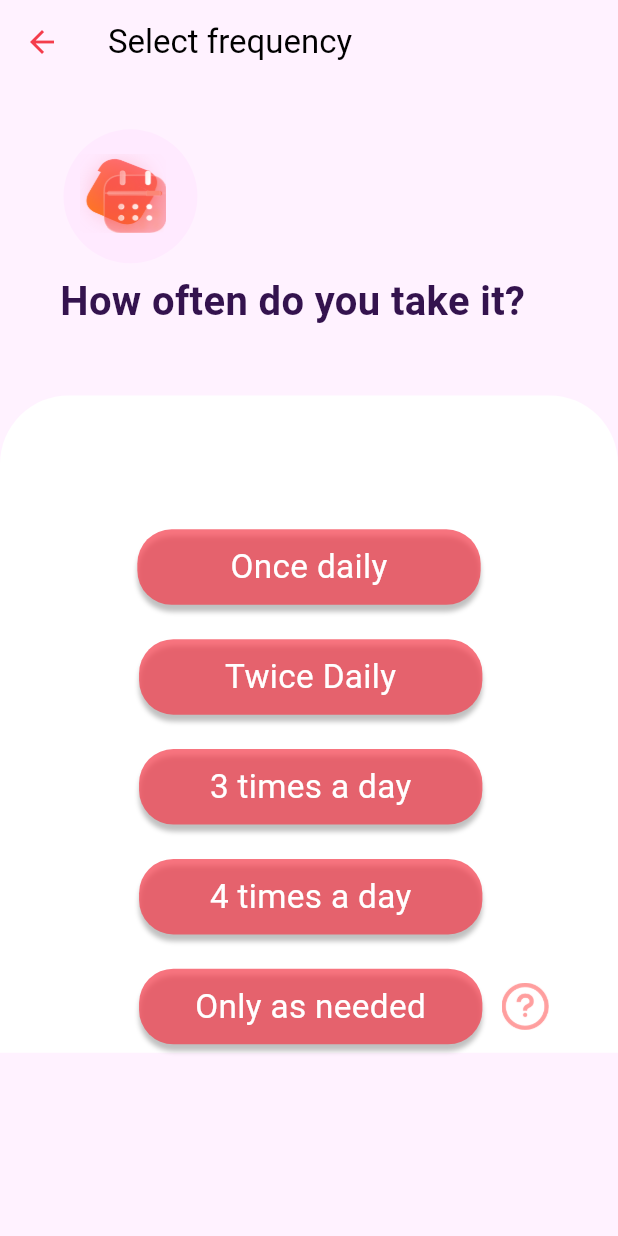
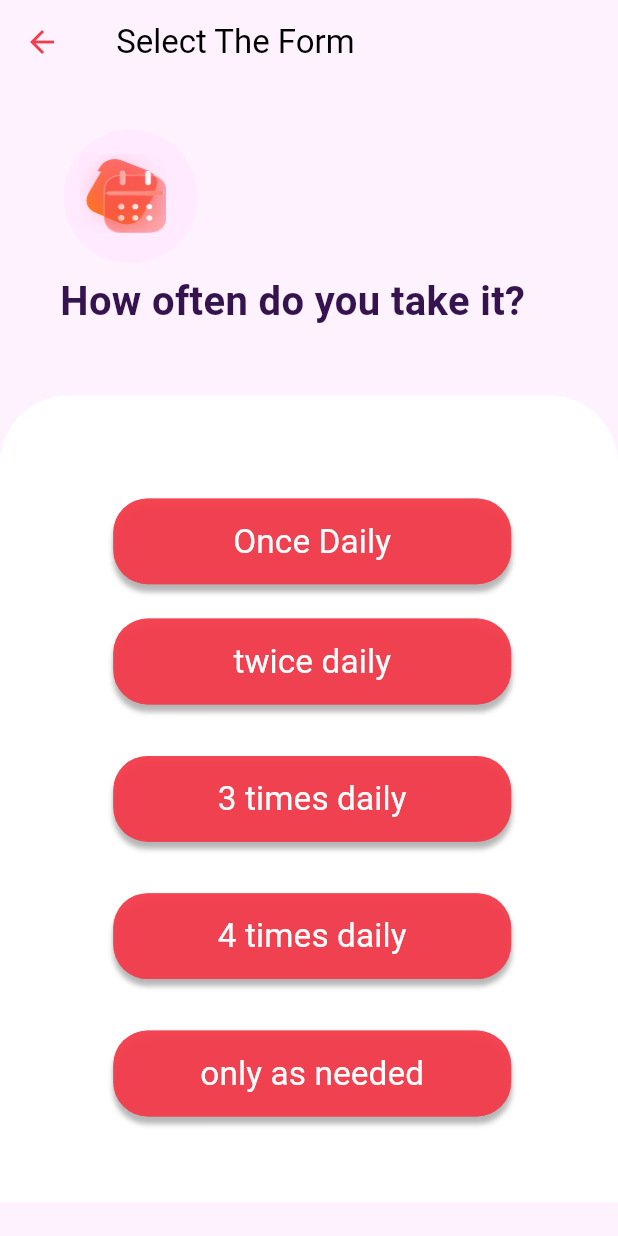
Before and after one commit to Alaeddineath/dawini, a Flutter app: the AddFrequency screen opened by its route, on a phone screen of 412 x 824 dp. Run offline on Flutter 3.47's test engine with Material 3 defaults, Android fonts, the light colour scheme and no system bars; our stand-ins replace google_fonts.

Commit message:
add-frequency & add-name updates

```diff
--- a/lib/main.dart
+++ b/lib/main.dart
@@ -30,7 +30,7 @@ class Dawini extends StatelessWidget {
       initialRoute: '/home-page',
       routes: {
         '/add-form': (context) => AddForm(medecine: Medecine()),
-        '/add-frequency': (context) => AddFrequency(),
+        '/add-frequency': (context) => AddFrequency(medecine: Medecine()),
         '/add-name': (context) => AddName(medecine: Medecine()),
         '/add-schedule': (context) => AddSchedule(),
         '/add-time': (context) => AddTime(),
--- a/lib/screens/add-frequency.dart
+++ b/lib/screens/add-frequency.dart
@@ -1,6 +1,18 @@
 import 'package:flutter/material.dart';
 import '../medecine.dart';
-class AddFrequency extends StatelessWidget {
+
+class AddFrequency extends StatefulWidget {
+  final Medecine medecine;
+
+  AddFrequency({required this.medecine});
+
+  @override
+  _AddFrequencyState createState() => _AddFrequencyState();
+}
+
+class _AddFrequencyState extends State<AddFrequency> {
+  late String frequency;
+
   @override
   Widget build(BuildContext context) {
     double baseWidth = 360;
@@ -9,7 +21,7 @@ class AddFrequency extends StatelessWidget {
     return Scaffold(
       appBar: AppBar(
         title: const Text(
-          'Select frequency',
+          ' Select The Form',
           style: TextStyle(color: Colors.black),
         ),
         backgroundColor: Color(0xfffff2ff),
@@ -20,7 +32,7 @@ class AddFrequency extends StatelessWidget {
         child: Container(
           // addfrequencyAK6 (14:43)
           width: double.infinity,
-        decoration: const BoxDecoration (
+          decoration: const BoxDecoration(
             color: Color(0xfffff2ff),
           ),
           child: Column(
@@ -28,31 +40,35 @@ class AddFrequency extends StatelessWidget {
             children: [
               Container(
                 // autogrouppdq8dyN (H8xwywpWPvfiEEQDRUPdQ8)
-              padding: EdgeInsets.fromLTRB(25.69*fem, 26.43*fem, 43*fem, 41*fem),
+                padding: EdgeInsets.fromLTRB(
+                    25.69 * fem, 26.43 * fem, 43 * fem, 41 * fem),
                 width: double.infinity,
                 child: Column(
                   crossAxisAlignment: CrossAxisAlignment.start,
                   children: [
                     Container(
                       // autogroupqge8s72 (H8xvwZPTfEdo4v5B7zQGe8)
-                    margin: EdgeInsets.fromLTRB(11.31*fem, 0*fem, 0*fem, 8*fem),
-                    padding: EdgeInsets.fromLTRB(5.72*fem, 10.83*fem, 5.72*fem, 14*fem),
-                    width: 78*fem,
-                    decoration: BoxDecoration (
+                      margin: EdgeInsets.fromLTRB(
+                          11.31 * fem, 0 * fem, 0 * fem, 8 * fem),
+                      padding: EdgeInsets.fromLTRB(
+                          5.72 * fem, 10.83 * fem, 5.72 * fem, 14 * fem),
+                      width: 78 * fem,
+                      decoration: BoxDecoration(
                         color: Color(0xafffe6ff),
-                      borderRadius: BorderRadius.circular(39*fem),
+                        borderRadius: BorderRadius.circular(39 * fem),
                       ),
                       child: Center(
                         // iconlyglasscalendarAbv (14:51)
                         child: SizedBox(
-                        width: 58.28*fem,
-                        height: 53.17*fem,
+                          width: 58.28 * fem,
+                          height: 53.17 * fem,
                           child: Container(
-                          margin: EdgeInsets.fromLTRB(0*fem, 0*fem, 8.28*fem, 0*fem),
+                            margin: EdgeInsets.fromLTRB(
+                                0 * fem, 0 * fem, 8.28 * fem, 0 * fem),
                             child: Image.asset(
                               'assets/page-1/images/iconly-glass-calendar-YZS.png',
-                            width: 58.28*fem,
-                            height: 53.17*fem,
+                              width: 58.28 * fem,
+                              height: 53.17 * fem,
                             ),
                           ),
                         ),
@@ -60,13 +76,14 @@ class AddFrequency extends StatelessWidget {
                     ),
                     Container(
                       // howoftendoyoutakeitqxx (14:49)
-                    margin: EdgeInsets.fromLTRB(9.31*fem, 0*fem, 0*fem, 0*fem),
+                      margin: EdgeInsets.fromLTRB(
+                          9.31 * fem, 0 * fem, 0 * fem, 0 * fem),
                       child: Text(
                         'How often do you take it?',
-                      style: TextStyle (
-                        fontSize: 24*ffem,
+                        style: TextStyle(
+                          fontSize: 24 * ffem,
                           fontWeight: FontWeight.w700,
-                        height: 1.245*ffem/fem,
+                          height: 1.245 * ffem / fem,
                           color: Color(0xff34134e),
                         ),
                       ),
@@ -76,202 +93,273 @@ class AddFrequency extends StatelessWidget {
               ),
               Container(
                 // autogroup4bfj9Cx (H8xw6JdtTREUNGKw484BFJ)
-              padding: EdgeInsets.fromLTRB(80*fem, 78*fem, 40.25*fem, 5*fem),
+                padding: EdgeInsets.fromLTRB(
+                    50 * fem, 60 * fem, 40.25 * fem, 50 * fem),
                 width: double.infinity,
-              decoration: BoxDecoration (
+                decoration: BoxDecoration(
                   color: Color(0xffffffff),
-                borderRadius: BorderRadius.only (
-                  topLeft: Radius.circular(40*fem),
-                  topRight: Radius.circular(40*fem),
+                  borderRadius: BorderRadius.only(
+                    topLeft: Radius.circular(40 * fem),
+                    topRight: Radius.circular(40 * fem),
                   ),
                 ),
                 child: Column(
                   crossAxisAlignment: CrossAxisAlignment.center,
                   children: [
                     Container(
-                    // autogroupheuaEEQ (H8xwHt8vuCkMqeinNkheua)
-                    margin: EdgeInsets.fromLTRB(0*fem, 0*fem, 39.75*fem, 0*fem),
-                    width: 200*fem,
-                    height: 44*fem,
-                    decoration: BoxDecoration (
-                      color: Color(0xb7f43d4c),
-                      borderRadius: BorderRadius.circular(20*fem),
+                        // autogrouprbacdoA (H8xu7cRzhY5UMmgAqsrbac)
+                        margin: EdgeInsets.fromLTRB(
+                            16 * fem, 0 * fem, 22 * fem, 0 * fem),
+                        width: double.infinity,
+                        height: 50 * fem,
+                        decoration: BoxDecoration(
+                          color: Color(0xccf43d4c),
+                          borderRadius: BorderRadius.circular(20 * fem),
                           boxShadow: [
                             BoxShadow(
                               color: Color(0x3f000000),
-                          offset: Offset(0*fem, 4*fem),
-                          blurRadius: 2*fem,
+                              offset: Offset(0 * fem, 4 * fem),
+                              blurRadius: 2 * fem,
                             ),
                           ],
                         ),
-                    child: Center(
+                        child: ElevatedButton(
+                          onPressed: () {
+                            setState(() {
+                              frequency = 'Once';
+                            });
+                            widget.medecine.frequency = frequency;
+                            Navigator.pushNamed(context, '/add-time',
+                                arguments: widget.medecine);
+                          },
+                          style: ElevatedButton.styleFrom(
+                            padding: const EdgeInsets.symmetric(
+                                vertical: 15, horizontal: 20),
+                            backgroundColor: Color(0xccf43d4c),
+                            shape: RoundedRectangleBorder(
+                              borderRadius: BorderRadius.circular(20 * fem),
+                            ),
+                            shadowColor: Color(0x3f000000),
+                            elevation: 2 * fem,
+                          ),
                           child: Text(
-                        'Once daily',
+                            'Once Daily',
                             textAlign: TextAlign.center,
-                        style: TextStyle (
-                          fontSize: 20*ffem,
+                            style: TextStyle(
+                              fontSize: 20 * ffem,
                               fontWeight: FontWeight.w400,
-                          height: 1.245*ffem/fem,
-                          color: Color(0xffffffff),
+                              height: 1.245 * ffem / fem,
+                              color: Color(0xfffffefe),
                             ),
                           ),
-                    ),
-                  ),
+                        )),
                     SizedBox(
-                    height: 20*fem,
+                      height: 20 * fem,
                     ),
                     Container(
-                    // autogroupjonueJ8 (H8xwNJBEwXMYHXpaJbJonU)
-                    margin: EdgeInsets.fromLTRB(0*fem, 0*fem, 37.75*fem, 0*fem),
-                    width: 200*fem,
-                    height: 44*fem,
-                    decoration: BoxDecoration (
-                      color: Color(0xb7f43d4c),
-                      borderRadius: BorderRadius.circular(20*fem),
+                        // autogrouprbacdoA (H8xu7cRzhY5UMmgAqsrbac)
+                        margin: EdgeInsets.fromLTRB(
+                            16 * fem, 0 * fem, 22 * fem, 0 * fem),
+                        width: double.infinity,
+                        height: 50 * fem,
+                        decoration: BoxDecoration(
+                          color: Color(0xccf43d4c),
+                          borderRadius: BorderRadius.circular(20 * fem),
                           boxShadow: [
                             BoxShadow(
                               color: Color(0x3f000000),
-                          offset: Offset(0*fem, 4*fem),
-                          blurRadius: 2*fem,
+                              offset: Offset(0 * fem, 4 * fem),
+                              blurRadius: 2 * fem,
                             ),
                           ],
                         ),
-                    child: Center(
+                        child: ElevatedButton(
+                          onPressed: () {
+                            setState(() {
+                              frequency = 'twice';
+                            });
+                            widget.medecine.form = frequency;
+                            Navigator.pushNamed(context, '/add-time',
+                                arguments: widget.medecine);
+                          },
+                          style: ElevatedButton.styleFrom(
+                            padding: const EdgeInsets.symmetric(
+                                vertical: 15, horizontal: 20),
+                            backgroundColor: Color(0xccf43d4c),
+                            shape: RoundedRectangleBorder(
+                              borderRadius: BorderRadius.circular(20 * fem),
+                            ),
+                            shadowColor: Color(0x3f000000),
+                            elevation: 2 * fem,
+                          ),
                           child: Text(
-                        'Twice Daily',
+                            'twice daily',
                             textAlign: TextAlign.center,
-                        style: TextStyle (
-                          fontSize: 20*ffem,
+                            style: TextStyle(
+                              fontSize: 20 * ffem,
                               fontWeight: FontWeight.w400,
-                          height: 1.245*ffem/fem,
-                          color: Color(0xffffffff),
+                              height: 1.245 * ffem / fem,
+                              color: Color(0xfffffefe),
                             ),
                           ),
-                    ),
-                  ),
+                        )),
                     SizedBox(
-                    height: 20*fem,
+                      height: 30 * fem,
                     ),
                     Container(
-                    // autogroupoan8dvk (H8xwSYZAQvjMYb2iPLoAN8)
-                    margin: EdgeInsets.fromLTRB(0*fem, 0*fem, 37.75*fem, 0*fem),
-                    width: 200*fem,
-                    height: 44*fem,
-                    decoration: BoxDecoration (
-                      color: Color(0xb7f43d4c),
-                      borderRadius: BorderRadius.circular(20*fem),
+                        // autogrouprbacdoA (H8xu7cRzhY5UMmgAqsrbac)
+                        margin: EdgeInsets.fromLTRB(
+                            16 * fem, 0 * fem, 22 * fem, 0 * fem),
+                        width: double.infinity,
+                        height: 50 * fem,
+                        decoration: BoxDecoration(
+                          color: Color(0xccf43d4c),
+                          borderRadius: BorderRadius.circular(20 * fem),
                           boxShadow: [
                             BoxShadow(
                               color: Color(0x3f000000),
-                          offset: Offset(0*fem, 4*fem),
-                          blurRadius: 2*fem,
+                              offset: Offset(0 * fem, 4 * fem),
+                              blurRadius: 2 * fem,
                             ),
                           ],
                         ),
-                    child: Center(
+                        child: ElevatedButton(
+                          onPressed: () {
+                            setState(() {
+                              frequency = '3times';
+                            });
+                            widget.medecine.form = frequency;
+                            Navigator.pushNamed(context, '/add-time',
+                                arguments: widget.medecine);
+                          },
+                          style: ElevatedButton.styleFrom(
+                            padding: const EdgeInsets.symmetric(
+                                vertical: 15, horizontal: 20),
+                            backgroundColor: Color(0xccf43d4c),
+                            shape: RoundedRectangleBorder(
+                              borderRadius: BorderRadius.circular(20 * fem),
+                            ),
+                            shadowColor: Color(0x3f000000),
+                            elevation: 2 * fem,
+                          ),
                           child: Text(
-                        '3 times a day',
+                            '3 times daily',
                             textAlign: TextAlign.center,
-                        style: TextStyle (
-                          fontSize: 20*ffem,
+                            style: TextStyle(
+                              fontSize: 20 * ffem,
                               fontWeight: FontWeight.w400,
-                          height: 1.245*ffem/fem,
-                          color: Color(0xffffffff),
+                              height: 1.245 * ffem / fem,
+                              color: Color(0xfffffefe),
                             ),
                           ),
-                    ),
-                  ),
+                        )),
                     SizedBox(
-                    height: 20*fem,
+                      height: 30 * fem,
                     ),
                     Container(
-                    // autogroupx7yg1gQ (H8xwX8Fs2AZuBJ2AAGX7YG)
-                    margin: EdgeInsets.fromLTRB(0*fem, 0*fem, 37.75*fem, 0*fem),
-                    width: 200*fem,
-                    height: 44*fem,
-                    decoration: BoxDecoration (
-                      color: Color(0xb7f43d4c),
-                      borderRadius: BorderRadius.circular(20*fem),
+                        // autogrouprbacdoA (H8xu7cRzhY5UMmgAqsrbac)
+                        margin: EdgeInsets.fromLTRB(
+                            16 * fem, 0 * fem, 22 * fem, 0 * fem),
+                        width: double.infinity,
+                        height: 50 * fem,
+                        decoration: BoxDecoration(
+                          color: Color(0xccf43d4c),
+                          borderRadius: BorderRadius.circular(20 * fem),
                           boxShadow: [
                             BoxShadow(
                               color: Color(0x3f000000),
-                          offset: Offset(0*fem, 4*fem),
-                          blurRadius: 2*fem,
+                              offset: Offset(0 * fem, 4 * fem),
+                              blurRadius: 2 * fem,
                             ),
                           ],
                         ),
-                    child: Center(
+                        child: ElevatedButton(
+                          onPressed: () {
+                            setState(() {
+                              frequency = '4times';
+                            });
+                            widget.medecine.form = frequency;
+                            Navigator.pushNamed(context, '/add-time',
+                                arguments: widget.medecine);
+                          },
+                          style: ElevatedButton.styleFrom(
+                            padding: const EdgeInsets.symmetric(
+                                vertical: 15, horizontal: 20),
+                            backgroundColor: Color(0xccf43d4c),
+                            shape: RoundedRectangleBorder(
+                              borderRadius: BorderRadius.circular(20 * fem),
+                            ),
+                            shadowColor: Color(0x3f000000),
+                            elevation: 2 * fem,
+                          ),
                           child: Text(
-                        '4 times a day',
+                            '4 times daily',
                             textAlign: TextAlign.center,
-                        style: TextStyle (
-                          fontSize: 20*ffem,
+                            style: TextStyle(
+                              fontSize: 20 * ffem,
                               fontWeight: FontWeight.w400,
-                          height: 1.245*ffem/fem,
-                          color: Color(0xffffffff),
+                              height: 1.245 * ffem / fem,
+                              color: Color(0xfffffefe),
                             ),
                           ),
-                    ),
-                  ),
+                        )),
                     SizedBox(
-                    height: 20*fem,
+                      height: 30 * fem,
                     ),
                     Container(
-                    // autogroup8graSmi (H8xwbYJB4VB5dB7x678GRA)
-                    margin: EdgeInsets.fromLTRB(1*fem, 0*fem, 0*fem, 0*fem),
+                        // autogrouprbacdoA (H8xu7cRzhY5UMmgAqsrbac)
+                        margin: EdgeInsets.fromLTRB(
+                            16 * fem, 0 * fem, 22 * fem, 0 * fem),
                         width: double.infinity,
-                    height: 44*fem,
-                    child: Row(
-                      crossAxisAlignment: CrossAxisAlignment.center,
-                      children: [
-                        Container(
-                          // autogroupabilyWk (H8xwhsSxdMvxiYxkFTabiL)
-                          margin: EdgeInsets.fromLTRB(0*fem, 0*fem, 11.25*fem, 0*fem),
-                          width: 200*fem,
-                          height: double.infinity,
-                          decoration: BoxDecoration (
-                            color: Color(0xb7f43d4c),
-                            borderRadius: BorderRadius.circular(20*fem),
+                        height: 50 * fem,
+                        decoration: BoxDecoration(
+                          color: Color(0xccf43d4c),
+                          borderRadius: BorderRadius.circular(20 * fem),
                           boxShadow: [
                             BoxShadow(
                               color: Color(0x3f000000),
-                                offset: Offset(0*fem, 4*fem),
-                                blurRadius: 2*fem,
+                              offset: Offset(0 * fem, 4 * fem),
+                              blurRadius: 2 * fem,
                             ),
                           ],
                         ),
-                          child: Center(
+                        child: ElevatedButton(
+                          onPressed: () {
+                            setState(() {
+                              frequency = 'only as needed';
+                            });
+                            widget.medecine.form = frequency;
+                            Navigator.pushNamed(context, '/specify-schedule',
+                                arguments: widget.medecine);
+                          },
+                          style: ElevatedButton.styleFrom(
+                            padding: const EdgeInsets.symmetric(
+                                vertical: 15, horizontal: 20),
+                            backgroundColor: Color(0xccf43d4c),
+                            shape: RoundedRectangleBorder(
+                              borderRadius: BorderRadius.circular(20 * fem),
+                            ),
+                            shadowColor: Color(0x3f000000),
+                            elevation: 2 * fem,
+                          ),
                           child: Text(
-                              'Only as needed',
+                            'only as needed',
                             textAlign: TextAlign.center,
-                              style: TextStyle (
-                                fontSize: 20*ffem,
+                            style: TextStyle(
+                              fontSize: 20 * ffem,
                               fontWeight: FontWeight.w400,
-                                height: 1.245*ffem/fem,
-                                color: Color(0xffffffff),
+                              height: 1.245 * ffem / fem,
+                              color: Color(0xfffffefe),
                             ),
                           ),
-                          ),
-                        ),
-                        Container(
-                          // notificationsquestioncirclecpc (14:56)
-                          width: 27.5*fem,
-                          height: 27.5*fem,
-                          child: Image.asset(
-                            'assets/page-1/images/notifications-question-circle.png',
-                            width: 27.5*fem,
-                            height: 27.5*fem,
-                          ),
-                        ),
+                        )),
                   ],
                 ),
               ),
             ],
           ),
         ),
-          ],
       ),
-      ),
-          ),);
+    );
   }
 }
--- a/lib/screens/add-name-.dart
+++ b/lib/screens/add-name-.dart
@@ -25,6 +25,7 @@ class _AddNameState extends State<AddName> {
     double fem = MediaQuery.of(context).size.width / baseWidth;
     double ffem = fem * 0.97;
     return Scaffold(
+      resizeToAvoidBottomInset: false,
       appBar: AppBar(
         title: const Text(
           ' Add a new medecine',
@@ -120,7 +121,7 @@ class _AddNameState extends State<AddName> {
               Container(
                 // autogroupw56uhm6 (H8xtzcderzQ8X6GmJAw56U)
                 padding:
-                    EdgeInsets.fromLTRB(36 * fem, 99 * fem, 36 * fem, 70 * fem),
+                    EdgeInsets.fromLTRB(36 * fem, 99 * fem, 36 * fem, 69 * fem),
                 width: double.infinity,
                 decoration: BoxDecoration(
                   color: Color(0xffffffff),
```
Also changed, not shown: 1 other file. Lines whose indentation alone changed are shown as unchanged.
